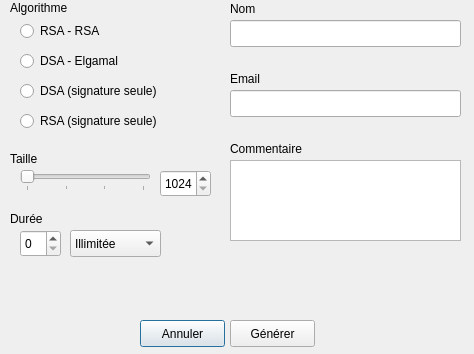
Before: the Qt Designer form GuiPG/src/View/keycreation.ui in Diakakodo/GuiPG, drawn with Qt 5.
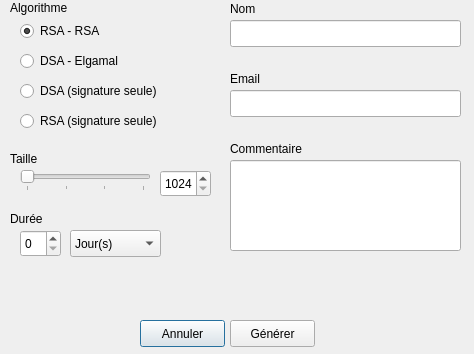
After: the same form once the commit is applied.

Commit message: Création de clé complète, en attente de la communication avec gpg

Patch:
```diff
--- a/GuiPG/src/View/keycreation.ui
+++ b/GuiPG/src/View/keycreation.ui
@@ -38,6 +38,9 @@
    <property name="text">
     <string>RSA - RSA</string>
    </property>
+   <property name="checked">
+    <bool>true</bool>
+   </property>
   </widget>
   <widget class="QRadioButton" name="radioButton_2">
    <property name="geometry">
@@ -156,6 +159,9 @@
    <property name="currentText">
     <string>Jour(s)</string>
    </property>
+   <property name="currentIndex">
+    <number>1</number>
+   </property>
    <item>
     <property name="text">
      <string>Illimitée</string>
@@ -257,16 +263,6 @@
     </rect>
    </property>
   </widget>
-  <widget class="QTextEdit" name="textEdit">
-   <property name="geometry">
-    <rect>
-     <x>230</x>
-     <y>160</y>
-     <width>231</width>
-     <height>81</height>
-    </rect>
-   </property>
-  </widget>
   <widget class="QSpinBox" name="spinBox_2">
    <property name="geometry">
     <rect>
@@ -740,6 +736,16 @@
     <string>Générer</string>
    </property>
   </widget>
+  <widget class="QLineEdit" name="lineEdit_2">
+   <property name="geometry">
+    <rect>
+     <x>230</x>
+     <y>160</y>
+     <width>231</width>
+     <height>91</height>
+    </rect>
+   </property>
+  </widget>
  </widget>
  <resources/>
  <connections/>
```
The commit also changes 1 other file.
